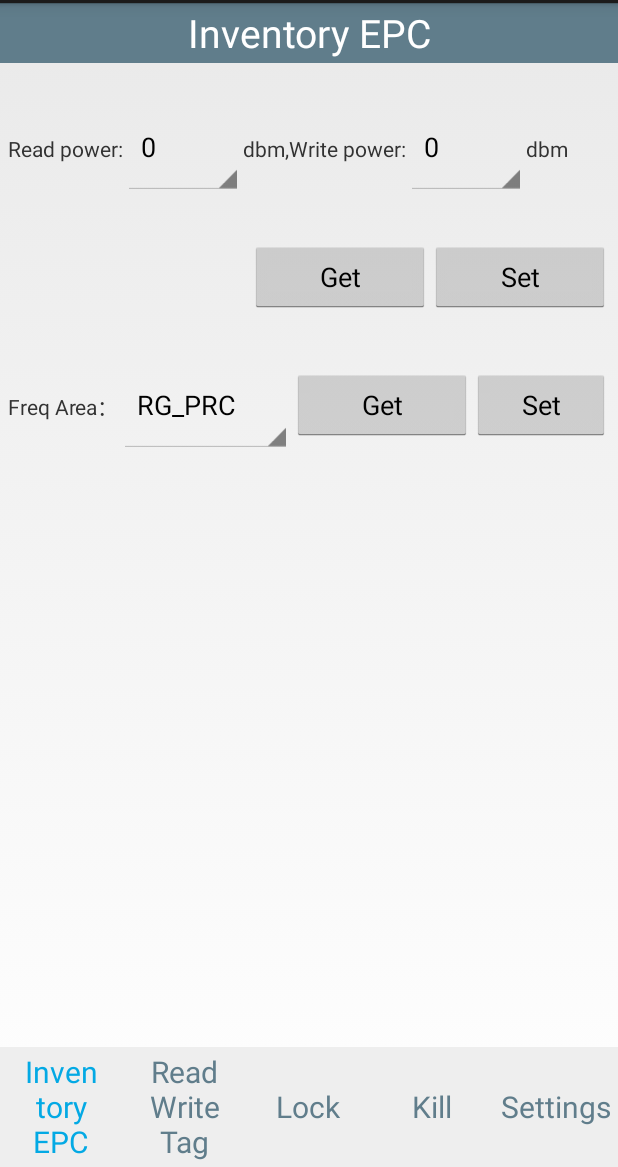
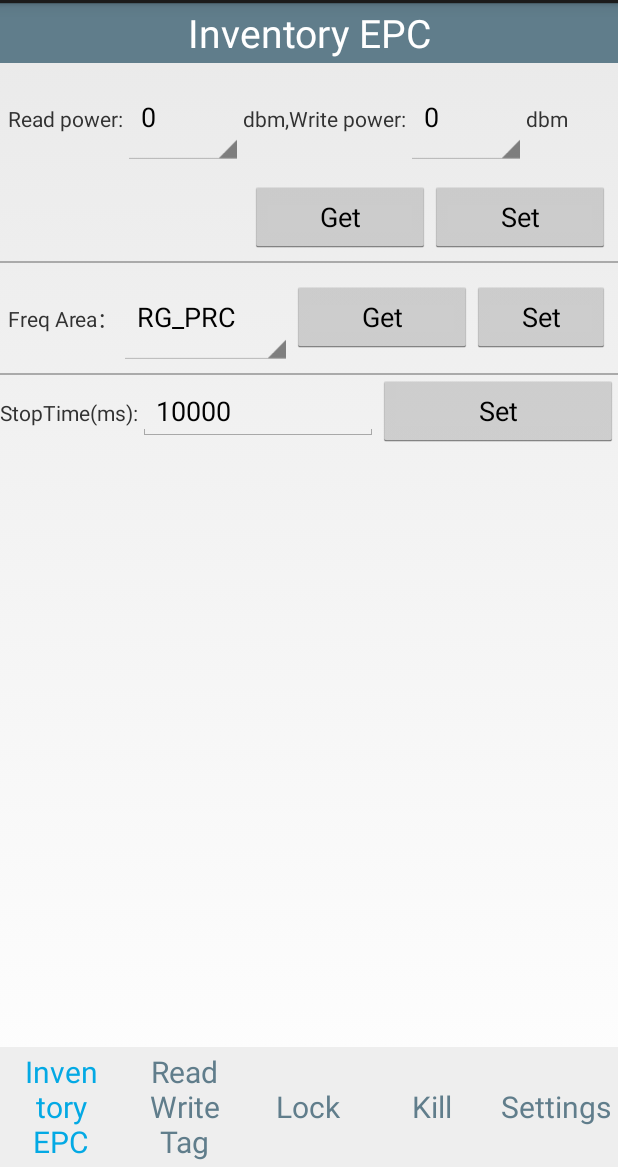
Before and after one commit to pangJimmy/UHFR, an Android app: the fragment Fragment5_Settings placed in its activity, on a phone screen of 412 x 824 dp, the part 69-1236 px from its top. Run offline under Robolectric (Android 15) with nearby library versions, the phone set to English and light mode, and no system bars; libraries missing offline, so code that uses them is left out: jxl.write; pictures from the network do not load; 4 statements that could not run were skipped.

Commit message:
app-v2.0.9, jar-v1.9.2, 优化多标签读取效果, 增加定时盘点的超时时间设置

```diff
--- a/app/build.gradle
+++ b/app/build.gradle
@@ -8,8 +8,8 @@ android {
         applicationId "com.handheld.uhfr"
         minSdkVersion 19
         targetSdkVersion 28
-        versionCode 17
-        versionName "2.0.8"
+        versionCode 18
+        versionName "2.0.9"
 
     }
 
@@ -36,7 +36,7 @@ task clearJar(type: Delete) {
 //打包任务
 task makeJar(type: Jar) {
     //指定生成的jar名
-    baseName 'uhfr_v1.9'
+    baseName 'uhfr_v1.9.2'
     //从哪里打包class文件
     from "build/intermediates/javac/debug/classes/"
     //去掉不需要打包的目录和文件
--- a/app/src/main/java/com/handheld/uhfrdemo/Fragment1_Inventory.java
+++ b/app/src/main/java/com/handheld/uhfrdemo/Fragment1_Inventory.java
@@ -468,6 +468,7 @@ public class Fragment1_Inventory extends Fragment implements OnCheckedChangeList
     }
 
     public void scheduleRead() {
+        timeout = mSharedPreferences.getInt("timeOut", 10000);
         if (MainActivity.mUhfrManager == null) {
             showToast(getActivity().getString(R.string.connection_failed));
             return;
--- a/app/src/main/java/com/handheld/uhfrdemo/Fragment5_Settings.java
+++ b/app/src/main/java/com/handheld/uhfrdemo/Fragment5_Settings.java
@@ -28,9 +28,11 @@ public class Fragment5_Settings extends Fragment implements OnClickListener{
 	private Spinner spinnerReadPower ;//read power select spinner
 	private Spinner spinnerWritePower ;//write power select spinner
 	private Spinner spinnerFreq ;//frequent
+	private EditText edtTimeout;
 	private Button btnGetPower ;
 	private Button btnSetPower ;
 	private Button btnGetFreq ;
+	private Button btnSetTimeout;
 //	private Button btnGetTime ;
 //	private Button btnSetTime ;
 //	private EditText editTextTime;
@@ -64,6 +66,8 @@ public class Fragment5_Settings extends Fragment implements OnClickListener{
 		spinnerReadPower = (Spinner) view.findViewById(R.id.spinner_read_power) ;
 		spinnerWritePower = (Spinner) view.findViewById(R.id.spinner_write_power) ;
 		spinnerFreq = (Spinner) view.findViewById(R.id.spinner_freq) ;
+		edtTimeout = view.findViewById(R.id.edit_timeout);
+		edtTimeout.setText(String.valueOf(timeout));
 		spinnerReadPower.setAdapter(new ArrayAdapter<String>(getActivity(), android.R.layout.simple_list_item_1, powers));
 		spinnerWritePower.setAdapter(new ArrayAdapter<String>(getActivity(), android.R.layout.simple_list_item_1, powers));
 		spinnerFreq.setAdapter(new ArrayAdapter<String>(getActivity(), android.R.layout.simple_list_item_1, freqs));
@@ -83,6 +87,7 @@ public class Fragment5_Settings extends Fragment implements OnClickListener{
 		btnSetPower = (Button) view.findViewById(R.id.button_set_power) ;
 		btnGetFreq = (Button) view.findViewById(R.id.button_get_freq) ;
 		btnSetFreq = (Button) view.findViewById(R.id.button_set_freq) ;
+		btnSetTimeout = view.findViewById(R.id.btn_set_timeout);
 		spinnerReadPower.setSelection(mPowers[0]);
 		spinnerWritePower.setSelection(mPowers[1]);
 		listenSpinner() ;
@@ -90,6 +95,7 @@ public class Fragment5_Settings extends Fragment implements OnClickListener{
 		btnSetPower.setOnClickListener(this);
 		btnGetFreq.setOnClickListener(this);
 		btnSetFreq.setOnClickListener(this);
+		btnSetTimeout.setOnClickListener(this);
 	}
 	private void listenSpinner() {
 		spinnerReadPower.setOnItemSelectedListener(new AdapterView.OnItemSelectedListener() {
@@ -214,6 +220,12 @@ public class Fragment5_Settings extends Fragment implements OnClickListener{
 //			case R.id.button_get_time:
 //				editTextTime.setText(String.valueOf(timeout));
 //				break;
+			case R.id.btn_set_timeout:
+				int timeout = Integer.parseInt(edtTimeout.getText().toString().trim());
+				mEditor.putInt("timeOut", timeout).apply();
+				break;
+			default:
+				break;
 		}
 	}
 	private Toast mToast;
--- a/app/src/main/java/com/handheld/uhfrdemo/MainActivity.java
+++ b/app/src/main/java/com/handheld/uhfrdemo/MainActivity.java
@@ -184,7 +184,7 @@ public class MainActivity extends FragmentActivity implements View.OnClickListen
                 packInfo = packageManager.getPackageInfo(getPackageName(), 0);
                 String version = packInfo.versionName;//get this version
                 showToast("Version:" + version
-                    +"\nDate:"+"2021-07-23" +"\nType:"+mUhfrManager.getHardware());
+                    +"\nDate:"+"2021-10-29" +"\nType:"+mUhfrManager.getHardware());
             } catch (PackageManager.NameNotFoundException e) {
                 e.printStackTrace();
             }
--- a/app/src/main/res/layout/fragment_settings.xml
+++ b/app/src/main/res/layout/fragment_settings.xml
@@ -12,7 +12,6 @@
         android:orientation="horizontal"
         android:layout_width="match_parent"
         android:layout_height="wrap_content"
-        android:layout_marginTop="20dp"
         android:padding="5dp">
 
         <TextView
@@ -53,7 +52,6 @@
         android:orientation="horizontal"
         android:layout_width="match_parent"
         android:layout_height="wrap_content"
-        android:layout_marginTop="20dp"
         android:padding="5dp"
         android:gravity="right">
         <Button
@@ -101,11 +99,15 @@
 -->
     </LinearLayout>
 
+    <View
+        android:layout_width="match_parent"
+        android:layout_height="1dp"
+        android:background="@android:color/darker_gray"/>
+
     <LinearLayout
         android:orientation="horizontal"
         android:layout_width="match_parent"
         android:layout_height="wrap_content"
-        android:layout_marginTop="20dp"
         android:padding="5dp">
 
         <TextView
@@ -137,6 +139,40 @@
             android:text="@string/set"
             android:minWidth="120dp"
             android:id="@+id/button_set_freq" />
+
+    </LinearLayout>
+
+    <View
+        android:layout_width="match_parent"
+        android:layout_height="1dp"
+        android:background="@android:color/darker_gray"/>
+
+    <LinearLayout
+        android:layout_width="match_parent"
+        android:layout_height="wrap_content"
+        android:orientation="horizontal" >
+
+        <TextView
+            android:layout_width="wrap_content"
+            android:layout_height="wrap_content"
+            android:text="@string/timeout"/>
+
+        <EditText
+            android:id="@+id/edit_timeout"
+            android:layout_width="0dp"
+            android:layout_height="wrap_content"
+            android:layout_weight="1"
+            android:inputType="number"
+            android:imeOptions="actionDone"
+            android:maxLength="8"
+            android:text="@string/def_timeout"/>
+
+        <Button
+            android:id="@+id/btn_set_timeout"
+            android:layout_width="0dp"
+            android:layout_height="wrap_content"
+            android:layout_weight="1"
+            android:text="@string/set" />
 
     </LinearLayout>
 <!--    <LinearLayout-->
--- a/app/src/main/res/values/strings.xml
+++ b/app/src/main/res/values/strings.xml
@@ -130,5 +130,7 @@
     <string name="inituhffail">Init uhf fail！</string>
     <string name="exiting">Exiting...</string>
     <string name="connection_failed">Module connection failed, please exit the application and re-enter.</string>
+    <string name="timeout">StopTime(ms): </string>
+    <string name="def_timeout">10000</string>
 
 </resources>
```
Also changed, not shown: app/src/main/java/com/handheld/uhfr/UHFRManager.java (+17 -2 lines), app/libs/ModuleAPI_J.jar, 2 other files.
